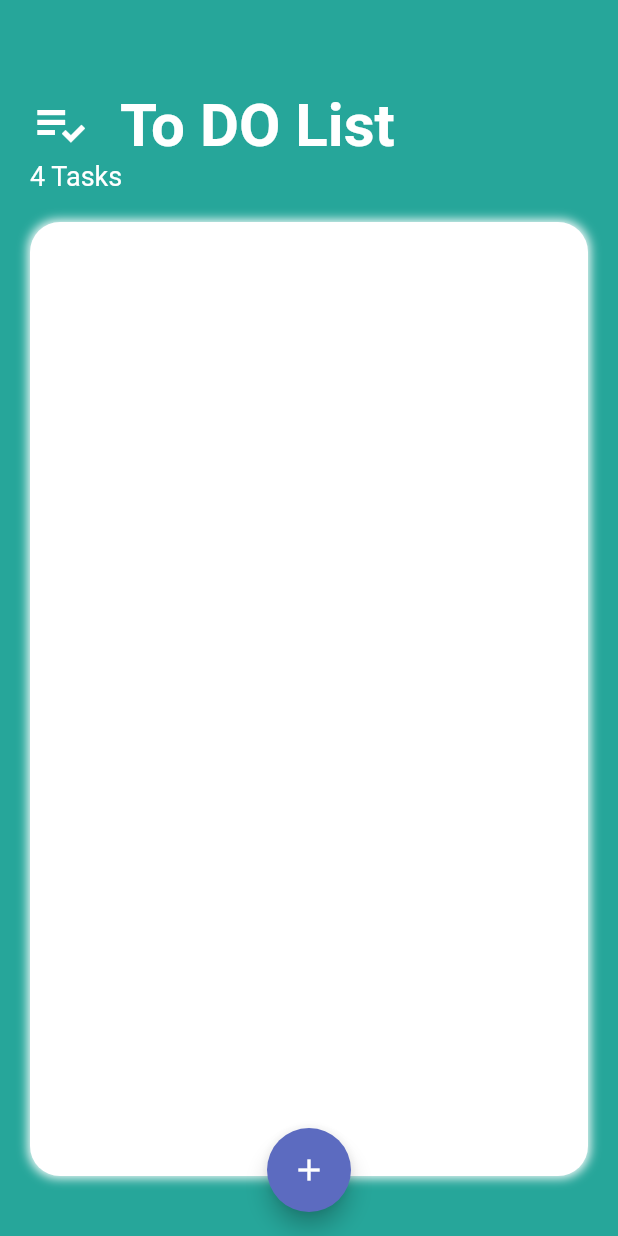
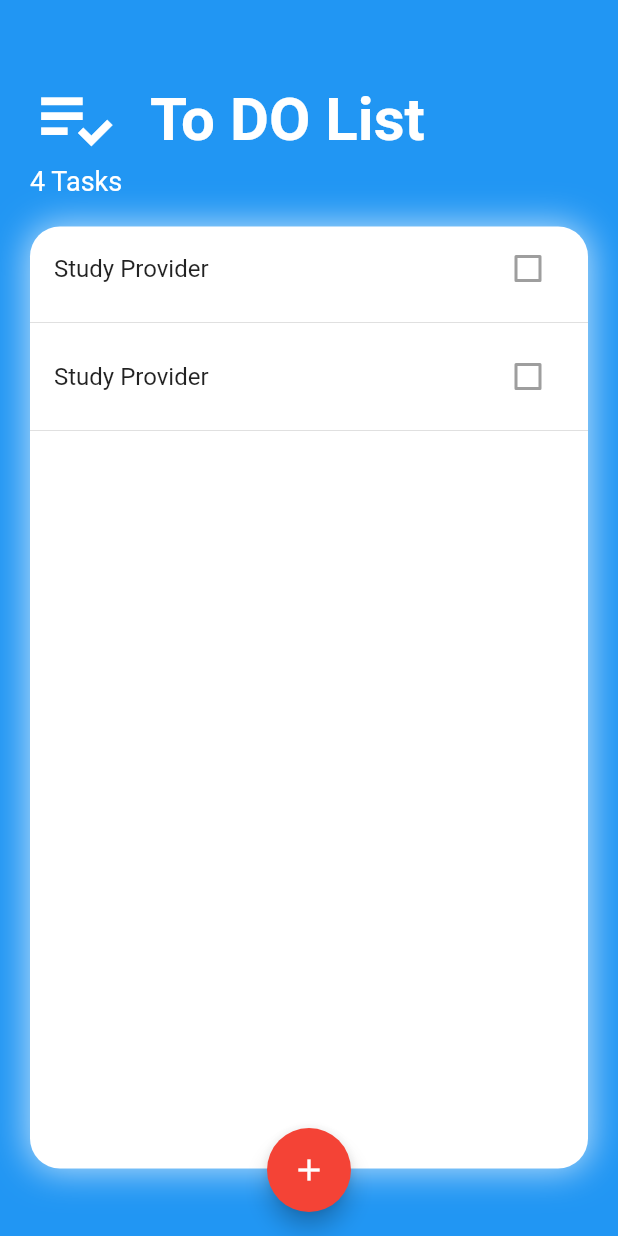
Before and after one commit to BudaSamir/To-Do-Apps, a Flutter app: the screen it shows after launch, on a phone screen of 412 x 824 dp. Run offline on Flutter 3.47's test engine with Material 2 defaults, Android fonts, the phone set to English and light mode, and no system bars.

Commit message:
Ui part 2

```diff
--- a/todo_one/lib/screens/tasks_screen.dart
+++ b/todo_one/lib/screens/tasks_screen.dart
@@ -1,4 +1,5 @@
 import 'package:flutter/material.dart';
+import 'package:todo_one/screens/widgets/tasks_list.dart';
 
 class TasksScreen extends StatelessWidget {
   const TasksScreen({super.key});
@@ -9,7 +10,7 @@ class TasksScreen extends StatelessWidget {
       //================== Add Button ==========================================
       floatingActionButton: FloatingActionButton(
         onPressed: () {},
-        backgroundColor: Colors.indigo[400],
+        backgroundColor: Colors.red,
         child: const Icon(
           Icons.add,
           color: Colors.white,
@@ -17,10 +18,10 @@ class TasksScreen extends StatelessWidget {
       ),
       floatingActionButtonLocation: FloatingActionButtonLocation.centerFloat,
       //========================================================================
-      backgroundColor: Colors.teal[400],
+      backgroundColor: Colors.blue,
       body: Container(
         padding:
-            const EdgeInsets.only(top: 60, left: 20, right: 20, bottom: 40),
+            const EdgeInsets.only(top: 50, left: 20, right: 20, bottom: 45),
         child: Column(
           crossAxisAlignment: CrossAxisAlignment.start,
           children: [
@@ -29,7 +30,7 @@ class TasksScreen extends StatelessWidget {
                 //================== Header Icon ===============================
                 Icon(
                   Icons.playlist_add_check,
-                  size: 40,
+                  size: 60,
                   color: Colors.white,
                 ),
                 //==============================================================
@@ -64,8 +65,11 @@ class TasksScreen extends StatelessWidget {
                     borderRadius: BorderRadius.all(Radius.circular(20)),
                     boxShadow: [
                       BoxShadow(
-                          color: Colors.white, blurRadius: 5, spreadRadius: 1)
+                          color: Colors.white70,
+                          blurRadius: 20,
+                          spreadRadius: 1)
                     ]),
+                child: const TasksList(),
               ),
             ),
             //==================================================================
--- /dev/null
+++ b/todo_one/lib/screens/widgets/task_tile.dart
@@ -0,0 +1,15 @@
+import 'package:flutter/material.dart';
+
+class TaskTile extends StatelessWidget {
+  const TaskTile({
+    super.key,
+  });
+
+  @override
+  Widget build(BuildContext context) {
+    return ListTile(
+      title: Text("Study Provider"),
+      trailing: Checkbox(value: false, onChanged: null),
+    );
+  }
+}
--- /dev/null
+++ b/todo_one/lib/screens/widgets/tasks_list.dart
@@ -0,0 +1,20 @@
+import 'package:flutter/material.dart';
+import 'package:todo_one/screens/widgets/task_tile.dart';
+
+class TasksList extends StatelessWidget {
+  const TasksList({
+    super.key,
+  });
+
+  @override
+  Widget build(BuildContext context) {
+    return ListView(
+      children: const [
+        TaskTile(),
+        Divider(),
+        TaskTile(),
+        Divider(),
+      ],
+    );
+  }
+}
```
Also changed, not shown: 1 other file.
